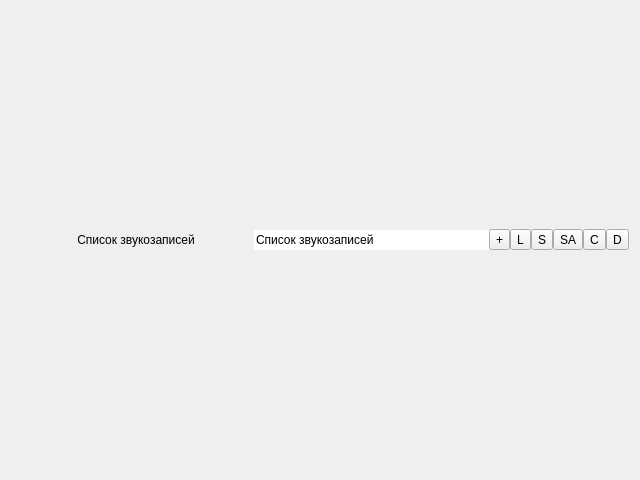
Qt form GUI/songList.ui (Eugene-q/PresenterPlayer) before a commit.
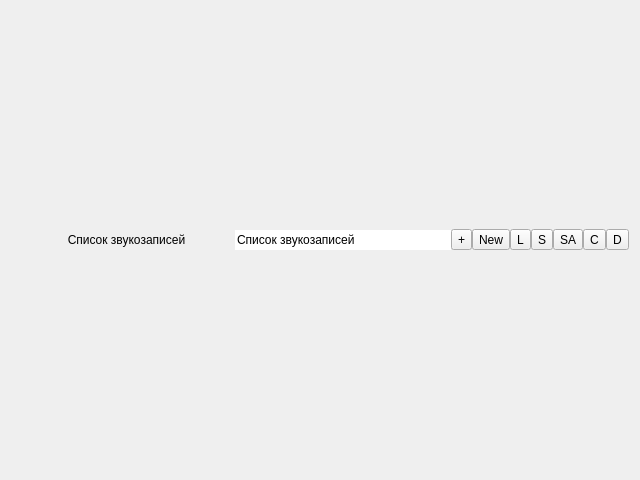
The same form after that commit. Icons and pictures are not drawn.

What changed in the file:
```diff
--- a/GUI/songList.ui
+++ b/GUI/songList.ui
@@ -95,6 +95,23 @@
          </property>
         </widget>
        </item>
+       <item>
+        <widget class="QToolButton" name="buttonNewList">
+         <property name="text">
+          <string>New</string>
+         </property>
+         <property name="icon">
+          <iconset resource="../assets/icons.qrc">
+           <normaloff>:/playlist/icons/new.png</normaloff>:/playlist/icons/new.png</iconset>
+         </property>
+         <property name="iconSize">
+          <size>
+           <width>32</width>
+           <height>32</height>
+          </size>
+         </property>
+        </widget>
+       </item>
        <item>
         <widget class="QToolButton" name="buttonLoadList">
          <property name="sizePolicy">
```
